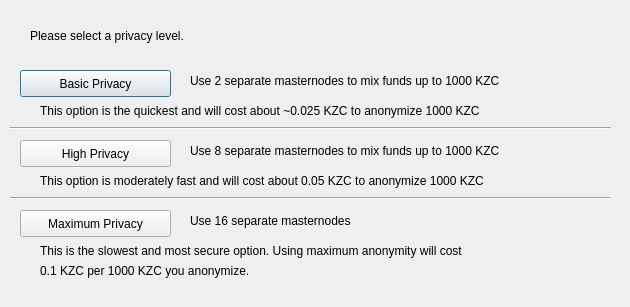
This is src/qt/forms/darksendconfig.ui in GabitJunior/kzcash as Qt 5 draws it before an edit. The edited form follows.
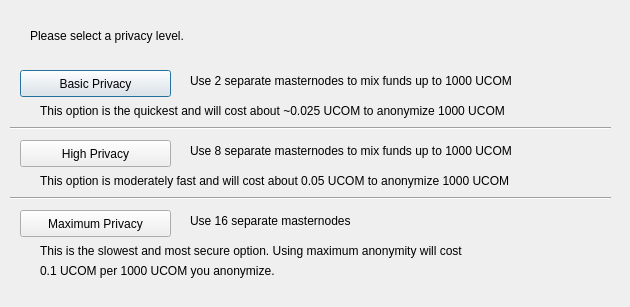
This is the edited form.

Commit message: Release UCOM, v0.1.8.1

```diff
--- a/src/qt/forms/darksendconfig.ui
+++ b/src/qt/forms/darksendconfig.ui
@@ -75,7 +75,7 @@
     </rect>
    </property>
    <property name="text">
-    <string>Use 2 separate masternodes to mix funds up to 1000 KZC</string>
+    <string>Use 2 separate masternodes to mix funds up to 1000 UCOM</string>
    </property>
   </widget>
   <widget class="QLabel" name="label_3">
@@ -88,7 +88,7 @@
     </rect>
    </property>
    <property name="text">
-    <string>Use 8 separate masternodes to mix funds up to 1000 KZC</string>
+    <string>Use 8 separate masternodes to mix funds up to 1000 UCOM</string>
    </property>
   </widget>
   <widget class="QLabel" name="label_4">
@@ -114,7 +114,7 @@
     </rect>
    </property>
    <property name="text">
-    <string>This option is the quickest and will cost about ~0.025 KZC to anonymize 1000 KZC</string>
+    <string>This option is the quickest and will cost about ~0.025 UCOM to anonymize 1000 UCOM</string>
    </property>
   </widget>
   <widget class="QLabel" name="label_7">
@@ -127,7 +127,7 @@
     </rect>
    </property>
    <property name="text">
-    <string>This option is moderately fast and will cost about 0.05 KZC to anonymize 1000 KZC</string>
+    <string>This option is moderately fast and will cost about 0.05 UCOM to anonymize 1000 UCOM</string>
    </property>
   </widget>
   <widget class="QLabel" name="label_8">
@@ -153,7 +153,7 @@
     </rect>
    </property>
    <property name="text">
-    <string>0.1 KZC per 1000 KZC you anonymize.</string>
+    <string>0.1 UCOM per 1000 UCOM you anonymize.</string>
    </property>
   </widget>
   <widget class="Line" name="line">
```
The commit also changes 500 other files.
